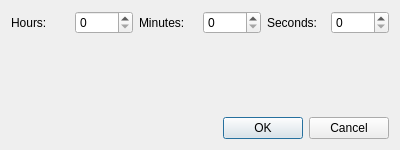
Before: the Qt Designer form src/yuzu/set_play_time_dialog.ui in ReiKatari/STORM_EDEN, drawn with Qt 5.
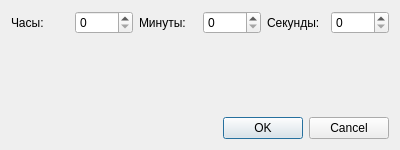
After: the same form once the commit is applied.

Diff of the .ui file:
```diff
--- a/src/yuzu/set_play_time_dialog.ui
+++ b/src/yuzu/set_play_time_dialog.ui
@@ -22,7 +22,7 @@
      <item>
       <widget class="QLabel" name="labelHours">
        <property name="text">
-        <string>Hours:</string>
+        <string>Часы:</string>
        </property>
       </widget>
      </item>
@@ -36,7 +36,7 @@
      <item>
       <widget class="QLabel" name="labelMinutes">
        <property name="text">
-        <string>Minutes:</string>
+        <string>Минуты:</string>
        </property>
       </widget>
      </item>
@@ -50,7 +50,7 @@
      <item>
       <widget class="QLabel" name="labelSeconds">
        <property name="text">
-        <string>Seconds:</string>
+        <string>Секунды:</string>
        </property>
       </widget>
      </item>
```
Left out of the diff: 2 changed lines with no effect on the pictures.
